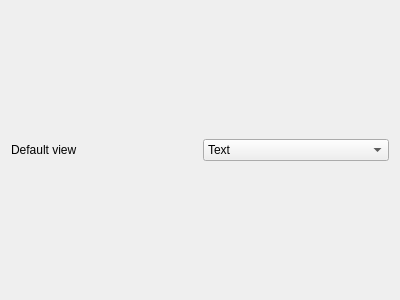
This is src/ui/editorwidgets/qgsjsoneditconfigdlg.ui in qgis/QGIS as Qt 5 draws it before an edit. The edited form follows.
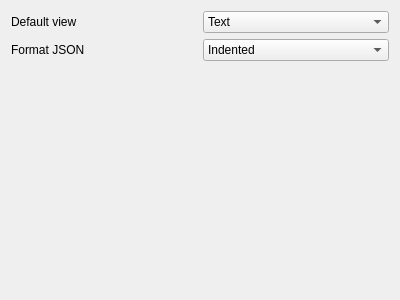
This is the edited form.

Commit message: Format JSON configuration

The edit to the form file:
```diff
--- a/src/ui/editorwidgets/qgsjsoneditconfigdlg.ui
+++ b/src/ui/editorwidgets/qgsjsoneditconfigdlg.ui
@@ -28,6 +28,26 @@
      </item>
     </widget>
    </item>
+   <item row="3" column="0">
+    <spacer name="verticalSpacer">
+     <property name="orientation">
+      <enum>Qt::Vertical</enum>
+     </property>
+     <property name="sizeHint" stdset="0">
+      <size>
+       <width>20</width>
+       <height>40</height>
+      </size>
+     </property>
+    </spacer>
+   </item>
+   <item row="1" column="0">
+    <widget class="QLabel" name="label_2">
+     <property name="text">
+      <string>Format JSON</string>
+     </property>
+    </widget>
+   </item>
    <item row="0" column="0">
     <widget class="QLabel" name="label">
      <property name="text">
@@ -35,6 +55,25 @@
      </property>
     </widget>
    </item>
+   <item row="1" column="1">
+    <widget class="QComboBox" name="mFormatJsonComboBox">
+     <item>
+      <property name="text">
+       <string>Indented</string>
+      </property>
+     </item>
+     <item>
+      <property name="text">
+       <string>Compact</string>
+      </property>
+     </item>
+     <item>
+      <property name="text">
+       <string>Disabled</string>
+      </property>
+     </item>
+    </widget>
+   </item>
   </layout>
  </widget>
  <resources/>
```
The commit also changes 13 other files.
